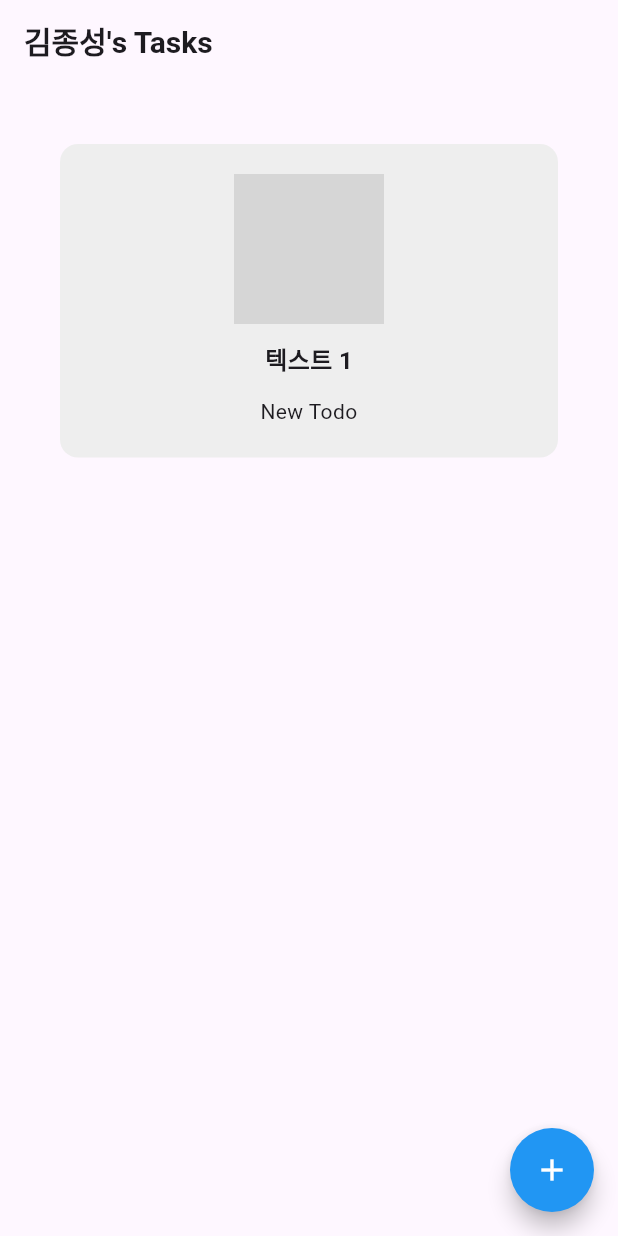
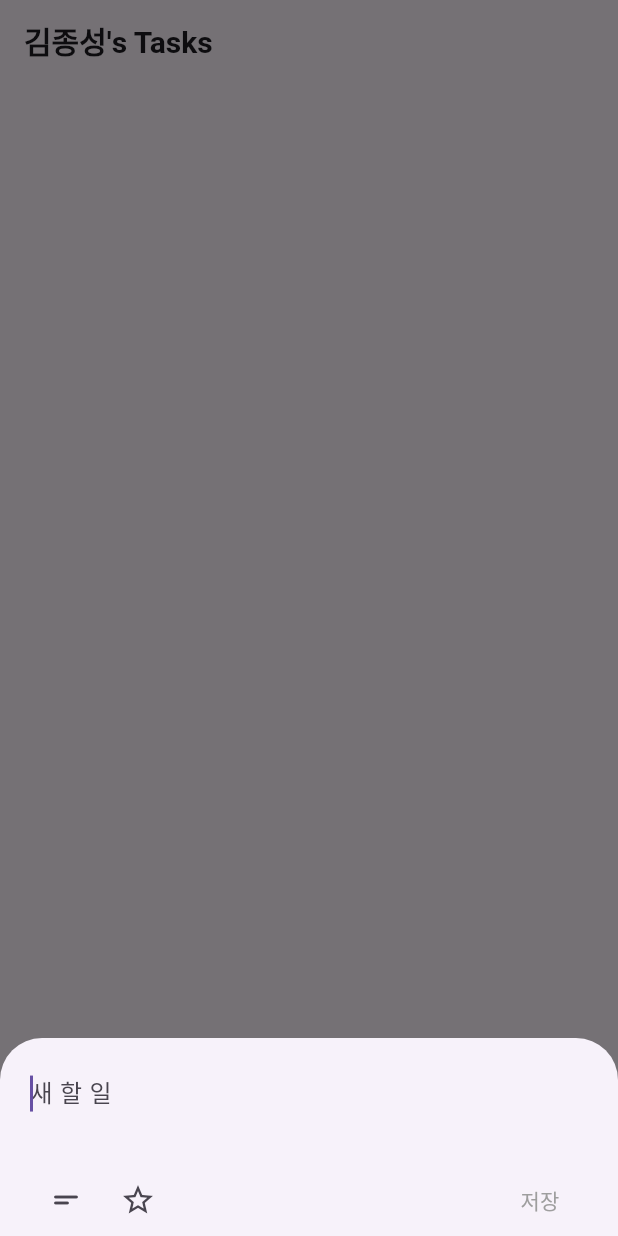
Before and after one commit to K1mJongSeong/TodoApp, a Flutter app: the screen it shows after launch, after a tap on the "add" icon, on a phone screen of 412 x 824 dp. Run offline on Flutter 3.47's test engine with Material 3 defaults, Android fonts, the phone set to English and light mode, and no system bars; grey boxes are pictures that could not be loaded.

Commit message:
feat. Todo 추가 버튼, Todo List

```diff
--- /dev/null
+++ b/lib/features/todo/presentation/pages/add_todo_bottom_sheet.dart
@@ -0,0 +1,127 @@
+import 'package:flutter/material.dart';
+import '../../domain/entities/todo_entity.dart';
+
+class AddTodoBottomSheet extends StatefulWidget {
+  const AddTodoBottomSheet({super.key});
+
+  @override
+  State<AddTodoBottomSheet> createState() => _AddTodoBottomSheetState();
+}
+
+class _AddTodoBottomSheetState extends State<AddTodoBottomSheet> {
+  final _titleController = TextEditingController();
+  final _descriptionController = TextEditingController();
+  final _titleFocusNode = FocusNode();
+
+  bool _isFavorite = false;
+  bool _showDescription = false;
+
+  @override
+  void initState() {
+    super.initState();
+    WidgetsBinding.instance.addPostFrameCallback((_) {
+      _titleFocusNode.requestFocus();
+    });
+  }
+
+  void saveToDo() {
+    if (_titleController.text.trim().isEmpty) return;
+
+    final todo = ToDoEntity(
+      title: _titleController.text.trim(),
+      description:
+      _showDescription ? _descriptionController.text.trim() : null,
+      isFavorite: _isFavorite,
+    );
+
+    Navigator.of(context).pop(todo);
+  }
+
+  @override
+  Widget build(BuildContext context) {
+    return Padding(
+      padding: EdgeInsets.only(
+        left: 20,
+        right: 20,
+        top: 12,
+        bottom: MediaQuery.of(context).viewInsets.bottom,
+      ),
+      child: Column(
+        mainAxisSize: MainAxisSize.min,
+        children: [
+          TextField(
+            controller: _titleController,
+            focusNode: _titleFocusNode,
+            textInputAction: TextInputAction.done,
+            onSubmitted: (_) => saveToDo(),
+            style: const TextStyle(fontSize: 16),
+            decoration: const InputDecoration(
+              hintText: '새 할 일',
+              border: InputBorder.none,
+            ),
+            onChanged: (_) => setState(() {}),
+          ),
+
+          const SizedBox(height: 12),
+
+          if (_showDescription)
+            Expanded(
+              child: TextField(
+                controller: _descriptionController,
+                maxLines: null,
+                style: const TextStyle(fontSize: 14),
+                decoration: const InputDecoration(
+                  hintText: '세부정보 추가',
+                  border: InputBorder.none,
+                ),
+              ),
+            ),
+
+          const SizedBox(height: 12),
+
+          Row(
+            children: [
+              if (!_showDescription)
+                IconButton(
+                  icon: const Icon(Icons.short_text_rounded, size: 24),
+                  onPressed: () {
+                    setState(() {
+                      _showDescription = true;
+                    });
+                  },
+                ),
+
+              IconButton(
+                icon: Icon(
+                  _isFavorite ? Icons.star : Icons.star_border,
+                  size: 24,
+                ),
+                onPressed: () {
+                  setState(() {
+                    _isFavorite = !_isFavorite;
+                  });
+                },
+              ),
+
+              const Spacer(),
+
+              TextButton(
+                onPressed: _titleController.text.trim().isEmpty
+                    ? null
+                    : saveToDo,
+                child: Text(
+                  '저장',
+                  style: TextStyle(
+                    color: _titleController.text.trim().isEmpty
+                        ? Colors.grey
+                        : Colors.blue,
+                  ),
+                ),
+              ),
+            ],
+          ),
+        ],
+      ),
+    );
+  }
+}
--- a/lib/features/todo/presentation/pages/home_page.dart
+++ b/lib/features/todo/presentation/pages/home_page.dart
@@ -1,6 +1,10 @@
 import 'package:flutter/material.dart';
 import '../viewmodels/todo_viewmodel.dart';
 import 'package:provider/provider.dart';
+
+import '../widgets/add_todo_button.dart';
+import '../widgets/todo_card.dart';
+import 'add_todo_bottom_sheet.dart';
 
 class HomePage extends StatelessWidget {
   const HomePage({super.key});
@@ -17,8 +21,17 @@ class HomePage extends StatelessWidget {
           style: TextStyle(fontSize: 20, fontWeight: FontWeight.bold),
         ),
       ),
-      floatingActionButton: _AddTodoButton(
-        onPressed: viewModel.addTodo,
+      floatingActionButton: AddTodoButton(
+        onPressed: () async {
+          final result = await showModalBottomSheet(
+            context: context, builder: (_) => const AddTodoBottomSheet(),
+          );
+
+          if(result != null) {
+            context.read<ToDoViewModel>().addTodo(result);
+          }
+        },//viewModel.addTodo,
+        child: const Icon(Icons.add),
       ),
       body: Padding(
         padding: const EdgeInsets.all(20),
@@ -26,73 +39,10 @@ class HomePage extends StatelessWidget {
           itemCount: viewModel.todos.length,
           itemBuilder: (_, index) {
             final todo = viewModel.todos[index];
-            return _TodoCard(title: todo.title);
+            return TodoCard(title: todo.title);
           },
         ),
       ),
     );
   }
 }
-
-class _TodoCard extends StatelessWidget {
-  final String title;
-
-  const _TodoCard({required this.title});
-
-  @override
-  Widget build(BuildContext context) {
-    return Container(
-      margin: const EdgeInsets.all(20),
-      padding: const EdgeInsets.all(20),
-      decoration: BoxDecoration(
-        color: Colors.grey.shade200,
-        borderRadius: BorderRadius.circular(12),
-      ),
-      child: Column(
-        crossAxisAlignment: CrossAxisAlignment.center,
-        children: [
-          Image.asset(
-            'assets/images/sample.webp',
-            width: 100,
-            height: 100,
-          ),
-          const SizedBox(height: 12),
-          const Text(
-            "텍스트 1",
-            style: TextStyle(fontSize: 16, fontWeight: FontWeight.bold),
-          ),
-          const SizedBox(height: 12),
-          Text(
-            title,
-            textAlign: TextAlign.center,
-            style: const TextStyle(
-              fontSize: 14,
-              height: 1.5,
-            ),
-          ),
-        ],
-      ),
-    );
-  }
-}
-
-
-class _AddTodoButton extends StatelessWidget {
-  final VoidCallback onPressed;
-
-  const _AddTodoButton({required this.onPressed});
-
-  @override
-  Widget build(BuildContext context) {
-    return FloatingActionButton(
-      backgroundColor: Colors.blue,
-      onPressed: onPressed,
-      shape: const CircleBorder(),
-      child: const Icon(
-        Icons.add,
-        size: 24,
-        color: Colors.white,
-      ),
-    );
-  }
-}
--- a/lib/features/todo/presentation/viewmodels/todo_viewmodel.dart
+++ b/lib/features/todo/presentation/viewmodels/todo_viewmodel.dart
@@ -6,7 +6,7 @@ class ToDoViewModel extends ChangeNotifier {
   final List<ToDoEntity> _todos = [];
   List<ToDoEntity> get todos => _todos;
 
-  void addTodo() {
+  void addTodo(result) {
     _todos.add(
       ToDoEntity(
         title: "New Todo",
--- /dev/null
+++ b/lib/features/todo/presentation/widgets/add_todo_button.dart
@@ -0,0 +1,20 @@
+import 'package:flutter/material.dart';
+
+class AddTodoButton extends StatelessWidget {
+  final VoidCallback onPressed;
+  final Widget child;
+
+  const AddTodoButton({
+    required this.onPressed,
+    required this.child,
+  });
+
+  @override
+  Widget build(BuildContext context) {
+    return FloatingActionButton(
+      onPressed: onPressed,
+      backgroundColor: Colors.blue,
+      child: child,
+    );
+  }
+}
--- /dev/null
+++ b/lib/features/todo/presentation/widgets/todo_card.dart
@@ -0,0 +1,43 @@
+import 'package:flutter/material.dart';
+
+class TodoCard extends StatelessWidget {
+  final String title;
+
+  const TodoCard({required this.title});
+
+  @override
+  Widget build(BuildContext context) {
+    return Container(
+      margin: const EdgeInsets.all(20),
+      padding: const EdgeInsets.all(20),
+      decoration: BoxDecoration(
+        color: Colors.grey.shade200,
+        borderRadius: BorderRadius.circular(12),
+      ),
+      child: Column(
+        crossAxisAlignment: CrossAxisAlignment.center,
+        children: [
+          Image.asset(
+            'assets/images/sample.webp',
+            width: 100,
+            height: 100,
+          ),
+          const SizedBox(height: 12),
+          const Text(
+            "텍스트 1",
+            style: TextStyle(fontSize: 16, fontWeight: FontWeight.bold),
+          ),
+          const SizedBox(height: 12),
+          Text(
+            title,
+            textAlign: TextAlign.center,
+            style: const TextStyle(
+              fontSize: 14,
+              height: 1.5,
+            ),
+          ),
+        ],
+      ),
+    );
+  }
+}
```
